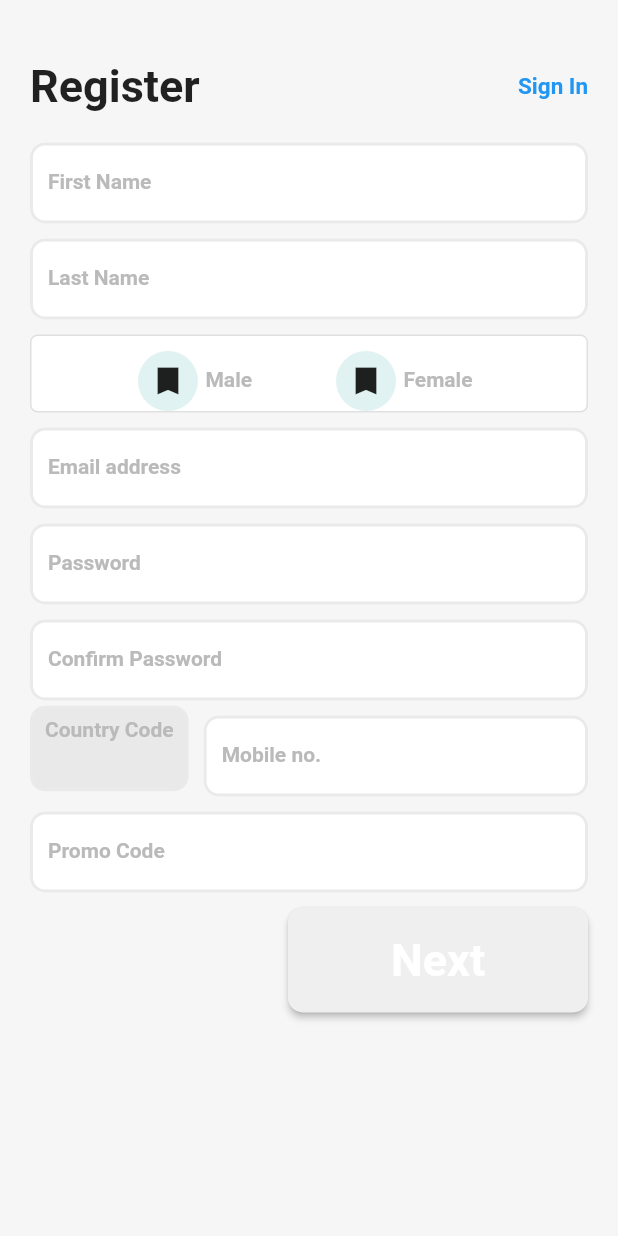
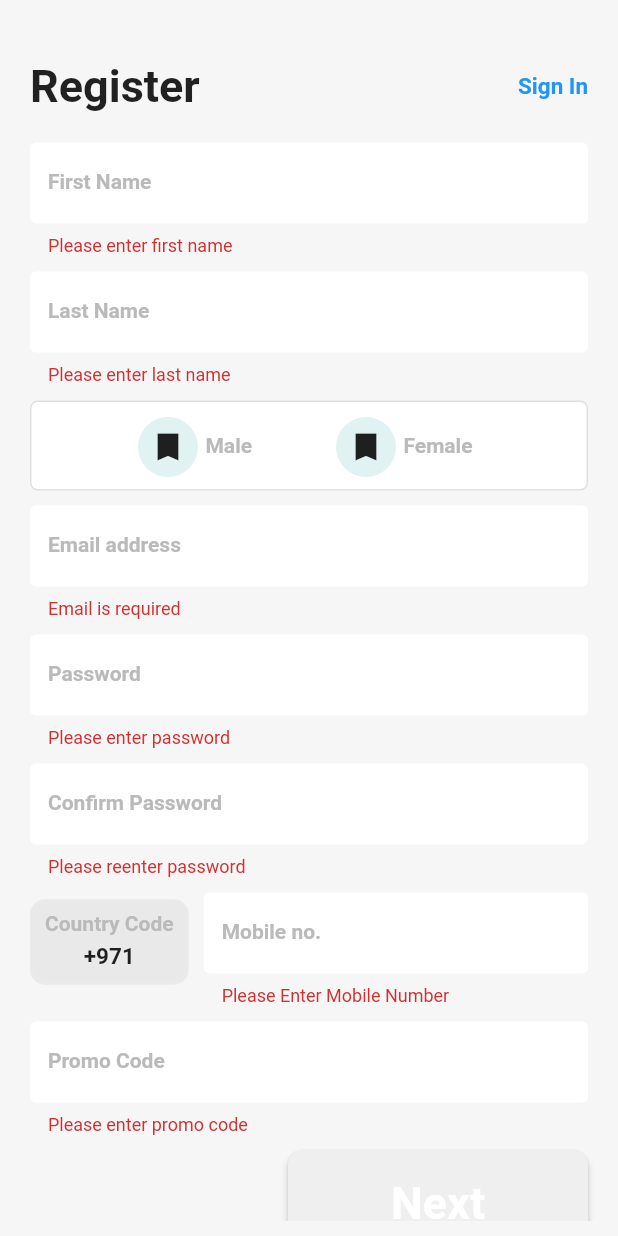
Before and after one commit to NaeemHafiz/flutter_app_signup, a Flutter app: the screen it shows after launch, on a phone screen of 412 x 824 dp. Run offline on Flutter 3.47's test engine with Material 2 defaults, Android fonts, the phone set to English and light mode, and no system bars.

Commit message:
Form Validation

```diff
--- a/lib/main.dart
+++ b/lib/main.dart
@@ -1,10 +1,9 @@
 import 'package:flutter/material.dart';
 import 'package:flutter/services.dart';
+import 'package:flutter_app_signup/utils/countrylist.dart';
 import 'package:flutter_app_signup/utils/custominput.dart';
-import 'package:flutter_app_signup/utils/countrylist.dart';
 import 'package:flutter_app_signup/utils/sliderightroute.dart';
 import 'package:flutter_app_signup/utils/widget_values.dart';
-import 'package:fluttertoast/fluttertoast.dart';
 
 void main() => runApp(MaterialApp(
       debugShowCheckedModeBanner: false,
@@ -18,14 +17,28 @@ class RegisterPage extends StatefulWidget {
 
 class RegisterPageState extends State<RegisterPage> {
   final _formKey = GlobalKey<FormState>();
+  var result = "+971";
 
   TextEditingController firstNameController,
       lastNameController,
       passwordController,
       confirmPasswordController,
       emailAddressController,
-      mobileNumberController = TextEditingController();
-  var result = "";
+      mobileNumberController,
+      promoCodeController;
+
+  @override
+  void initState() {
+    // TODO: implement initState
+    firstNameController = TextEditingController();
+    lastNameController = TextEditingController();
+    passwordController = TextEditingController();
+    confirmPasswordController = TextEditingController();
+    emailAddressController = TextEditingController();
+    promoCodeController = TextEditingController();
+    mobileNumberController = TextEditingController();
+    super.initState();
+  }
 
   @override
   Widget build(BuildContext context) {
@@ -33,6 +46,7 @@ class RegisterPageState extends State<RegisterPage> {
       backgroundColor: Color(0xffF6F6F6),
       body: Form(
         key: _formKey,
+        autovalidate: true,
         child: Padding(
           padding: EdgeInsets.all(10),
           child: SingleChildScrollView(
@@ -63,8 +77,13 @@ class RegisterPageState extends State<RegisterPage> {
                 CustomInput(
                   hint: 'First Name',
                   onSaved: (String val) {},
-                  validator: WidgetValues.validateEmail,
-                  formatter: WhitelistingTextInputFormatter(
+                  validator: (value) {
+                    if (value.isEmpty) {
+                      return 'Please enter first name';
+                    }
+                    return null;
+                  },
+                  formatter: FilteringTextInputFormatter.allow(
                       RegExp("[A-Z a-z _ . @ 0-9]")),
                   obsecureText: false,
                   maxLength: 50,
@@ -79,17 +98,15 @@ class RegisterPageState extends State<RegisterPage> {
                     }
                     return null;
                   },
-                  formatter:
-                  WhitelistingTextInputFormatter(
-                      RegExp("[A-Z a-z _ . @ 0-9]"),
-                  ),
+                  formatter: FilteringTextInputFormatter.allow(
+                      RegExp("[A-Z a-z _ . @ 0-9]")),
                   obsecureText: false,
                   maxLength: 50,
                   myController: lastNameController,
                 ),
                 Container(
                   margin: EdgeInsets.only(top: 10.0, left: 10.0, right: 10.0),
-                  padding: EdgeInsets.fromLTRB(20, 10, 20, 0.0),
+                  padding: EdgeInsets.fromLTRB(20, 10, 20, 8.0),
                   decoration: BoxDecoration(
                     color: Colors.white,
                     borderRadius: BorderRadius.circular(5),
@@ -148,7 +165,7 @@ class RegisterPageState extends State<RegisterPage> {
                   hint: 'Email address',
                   onSaved: (String val) {},
                   validator: WidgetValues.validateEmail,
-                  formatter: WhitelistingTextInputFormatter(
+                  formatter: FilteringTextInputFormatter.allow(
                       RegExp("[A-Z a-z _ . @ 0-9]")),
                   obsecureText: false,
                   maxLength: 50,
@@ -163,10 +180,10 @@ class RegisterPageState extends State<RegisterPage> {
                     }
                     return null;
                   },
-                  formatter: WhitelistingTextInputFormatter(
+                  formatter: FilteringTextInputFormatter.allow(
                       RegExp("[A-Z a-z _ . @ 0-9]")),
                   obsecureText: true,
-                  maxLength: 50,
+                  maxLength: 25,
                   myController: passwordController,
                 ),
                 CustomInput(
@@ -180,7 +197,7 @@ class RegisterPageState extends State<RegisterPage> {
                       return 'Password Not Match';
                     return null;
                   },
-                  formatter: WhitelistingTextInputFormatter(
+                  formatter: FilteringTextInputFormatter.allow(
                       RegExp("[A-Z a-z _ . @ 0-9]")),
                   obsecureText: true,
                   maxLength: 50,
@@ -224,16 +241,12 @@ class RegisterPageState extends State<RegisterPage> {
                       Expanded(
                         child: CustomInput(
                           hint: 'Mobile no.',
+                          textInputType: TextInputType.number,
                           onSaved: (String val) {},
-                          validator: (value) {
-                            if (value.isEmpty) {
-                              return 'Please enter mobile number';
-                            }
-                            return null;
-                          },
-                          formatter: WhitelistingTextInputFormatter(
-                              RegExp("[A-Z a-z _ . @ 0-9]")),
-                          obsecureText: true,
+                          validator: WidgetValues.validateMobile,
+                          formatter: FilteringTextInputFormatter.allow(
+                              RegExp(r'[0-9]')),
+                          obsecureText: false,
                           maxLength: 50,
                           myController: mobileNumberController,
                         ),
@@ -250,11 +263,11 @@ class RegisterPageState extends State<RegisterPage> {
                     }
                     return null;
                   },
-                  formatter: WhitelistingTextInputFormatter(
-                      RegExp("[A-Z a-z _ . @ 0-9]")),
-                  obsecureText: true,
+                  formatter:
+                      WhitelistingTextInputFormatter(RegExp("[A-Z a-z  0-9]")),
+                  obsecureText: false,
                   maxLength: 50,
-                  myController: confirmPasswordController,
+                  myController: promoCodeController,
                 ),
                 Container(
                   alignment: Alignment.centerRight,
@@ -271,7 +284,14 @@ class RegisterPageState extends State<RegisterPage> {
                           style: TextStyle(
                               fontWeight: FontWeight.bold, fontSize: 30.0),
                         ),
-                        onPressed: () {},
+                        onPressed: () {
+                          if (_formKey.currentState.validate()) {
+                            Navigator.push(
+                                context,
+                                MaterialPageRoute(
+                                    builder: (context) => CountryListPage()));
+                          }
+                        },
                         shape: new RoundedRectangleBorder(
                           borderRadius: new BorderRadius.circular(10.0),
                         ),
@@ -296,11 +316,24 @@ class RegisterPageState extends State<RegisterPage> {
       context,
       // Create the SelectionScreen in the next step.
       SlideRightRoute(
-        page: CountryList(),
+        page: CountryListPage(),
       ),
     );
     setState(() {
       result = val;
     });
   }
+
+  @override
+  void dispose() {
+    firstNameController.dispose();
+    lastNameController.dispose();
+    mobileNumberController.dispose();
+    emailAddressController.dispose();
+    passwordController.dispose();
+    confirmPasswordController.dispose();
+    promoCodeController.dispose();
+    // TODO: implement dispose
+    super.dispose();
+  }
 }
--- a/lib/utils/colors.dart
+++ b/lib/utils/colors.dart
@@ -2,117 +2,7 @@ import 'package:flutter/cupertino.dart';
 import 'package:flutter/material.dart';
 
 class AppColors {
-
   static var whitecolor = Color(0xffFFFFFF);
-
-
-  static var inputFieldTextColor = Color(0xff7F8080);
-  static var primaryDarkColor = Color(0xFF0039FF);
-  static var primaryColor = Color(0xFF6598F3);
-  static var paymentAppbarColor = Color(0xff13AED1);
-  static var bottomnavbarcolor = Color(0xffF0415B);
-  static var bottomnavbarcolor2 = Color(0xffBBC0C4);
-  static var iconColorFormField = Color(0xff7F8080); //Color(0xffCECECE);
-  static var navigationDrawericonandtextcolor = Color(0xffffffff);
-  static var profileviewtextcolor = Color(0xffffffff);
-  static var statustextcolor = Color(0xff469A1F);
-  static var dividercolor = Color(0xff5EA0C9);
-  static var imageColorUser = Color(0xff0860A5);
-
-  static var bottomNavigationIconColor = Color(0xff2B2B2B);
-  static var bottomNavigationSelectedItemColor = Color(0xff6598F3);
-
-  // List view GradienColors
-  static var colr1 = Color(0xffEFEFF0);
-  static var colr2 = Color(0xffE3E3E4);
-  static var colr3 = Color(0xffD3D3D5);
-
-  static var splashGradient = <Color>[
-    const Color(0xFF657FEA),
-    const Color(0xFF6598F3),
-    const Color(0xFF64B5FE),
-  ];
-
-
-  static var listViewGradient = <Color>[
-    Color(0xffEFEFEF),
-    Color(0xffD7D7D9),
-    Color(0xffD3D3D5)
-  ];
-
-  static MaterialColor myColor = MaterialColor(0xff29B4F7, color);
-  static Map<int, Color> color = {
-    50: Color.fromRGBO(4, 131, 184, .1),
-    100: Color.fromRGBO(4, 131, 184, .2),
-    200: Color.fromRGBO(4, 131, 184, .3),
-    300: Color.fromRGBO(4, 131, 184, .4),
-    400: Color.fromRGBO(4, 131, 184, .5),
-    500: Color.fromRGBO(4, 131, 184, .6),
-    600: Color.fromRGBO(4, 131, 184, .7),
-    700: Color.fromRGBO(4, 131, 184, .8),
-    800: Color.fromRGBO(4, 131, 184, .9),
-    900: Color.fromRGBO(4, 131, 184, 1),
-  };
-//////////
-
-
-
-  static Color accentColor =  Color(0xff4fc3f7);
-  static Color secondaryColor = Colors.black;
-
-  static Color gradientStartColor = accentColor;
-  static Color gradientEndColor = Color(0xff6aa8fd);
-  static Color errorGradientStartColor = Color(0xffd50000);
-  static Color errorGradientEndColor = Color(0xff9b0000);
-
-
-  static Color primaryTextColorLight = Colors.white;
-  static Color secondaryTextColorLight = Colors.white70;
-  static Color hintTextColorLight = Colors.white70;
-
-
-  static Color selfMessageBackgroundColor = Color(0xff4fc3f7);
-  static Color otherMessageBackgroundColor = Color(0xff0860A5);
-
-  static Color selfMessageColor = Colors.white;
-  static Color otherMessageColor =  Colors.white;
-
-  static Color greyColor = Colors.grey;
-
-  static Color textcolorNavigationBottom = Colors.white;
-  static Color textcolorExtraLinksSettings =  Color(0xff303230);
-  static Color dividerColor = Colors.black87;
-
-  //dashboard
-  static Color textColorCampaignsHeader = Color(0xffF60B21);
-  static var dashboardLsitviewsHearderColors = Color(0xffBABABA); //Co
-  static var iconColors = Color(0xff303230); //Co
-  static var dashboardpriceColor = Color(0xff5699F6); //Co
-  static var customButtonPrimaryColor = Color(0xff5699F6); //Co
-  static var dashboardstockcompainscolor = Color(0xffF15B70); //Co
-  static var addMorecolor = Color(0xff215DBA); //Co
-
-  static var compaignsPrizebuttonGradient = <Color>[
-    Color(0xff143664),
-    Color(0xff143664),
-    Color(0xff143664)
-  ];
-
-  static var compaignsAddtocartbuttonGradient = <Color>[
-    Color(0xff3A7FE1),
-    Color(0xff215EBC),
-    Color(0xff215DBA)
-  ];
-
-  static var compaignsSellEquationCircleColor = <Color>[
-    Color(0xff2672F1),
-    Color(0xff2672F1),
-    Color(0xff2672F1)
-  ];
-
-  static var compaignsSellEquationCircleColor2 = <Color>[
-    Color(0xffffffff),
-    Color(0xffffffff),
-    Color(0xffffffff)
-  ];
+  static var dashboardLsitviewsHearderColors =
+      Color(0xffBABABA); //dashboardLsitviewsHearderColors
 }
--- a/lib/utils/countrylist.dart
+++ b/lib/utils/countrylist.dart
@@ -3,7 +3,7 @@ import 'package:flutter_app_signup/utils/widget_values.dart';
 
 
 
-class CountryList extends StatelessWidget {
+class CountryListPage extends StatelessWidget {
   List<String> strArr = ['Pakistan', 'China', 'Turkey', 'Russia', 'Sri Lanka'];
   String selectedValue;
 
--- a/lib/utils/custominput.dart
+++ b/lib/utils/custominput.dart
@@ -7,6 +7,8 @@ class CustomInput extends StatelessWidget {
   final String hint;
   final Function onSaved;
   final bool obsecureText;
+  final textColor;
+  final TextInputType textInputType;
   final int maxLength;
   final FormFieldValidator<String> validator;
   final TextInputFormatter formatter;
@@ -15,13 +17,15 @@ class CustomInput extends StatelessWidget {
 
   CustomInput(
       {this.hint,
+      this.textInputType,
       this.onSaved,
       this.validator,
       this.formatter,
       this.obsecureText,
       this.maxLength,
       this.myController,
-      this.focusNode});
+      this.focusNode,
+      this.textColor});
 
   @override
   Widget build(BuildContext context) {
@@ -31,6 +35,7 @@ class CustomInput extends StatelessWidget {
         focusNode: focusNode,
         textAlignVertical: TextAlignVertical.center,
         textAlign: TextAlign.left,
+        keyboardType: textInputType,
         style: WidgetValues.textStyleInputFiled,
         decoration: InputDecoration(
           fillColor: AppColors.whitecolor,
@@ -39,7 +44,7 @@ class CustomInput extends StatelessWidget {
           floatingLabelBehavior: FloatingLabelBehavior.auto,
           labelStyle: WidgetValues.labelStyleInputFiled,
           enabledBorder: OutlineInputBorder(
-            borderRadius: BorderRadius.circular(10),
+              borderRadius: BorderRadius.circular(10),
               borderSide: BorderSide(width: 2.0, color: Color(0xffEAEAEA))),
           border: OutlineInputBorder(
             borderSide: BorderSide.none,
--- a/lib/utils/widget_values.dart
+++ b/lib/utils/widget_values.dart
@@ -25,15 +25,19 @@ class WidgetValues {
       color: Colors.black, fontSize: 14.0, fontWeight: FontWeight.w500);
 
   static String validateEmail(String value) {
-//    final bool isValid = EmailValidator.validate(value);
     if (value.length == 0) {
       return "Email is required";
-    }
-//    else if (!isValid) {
-//      return "Please enter valid email address";
-//    }
-    else {
+    } else {
       return null;
     }
   }
+
+  static String validateMobile(String mobileNnumber) {
+    if (mobileNnumber.length == 0) {
+      return 'Please Enter Mobile Number';
+    } else if (mobileNnumber[0] == '0') {
+      return 'Please enter valid mobile number';
+    }
+    return null;
+  }
 }
```
